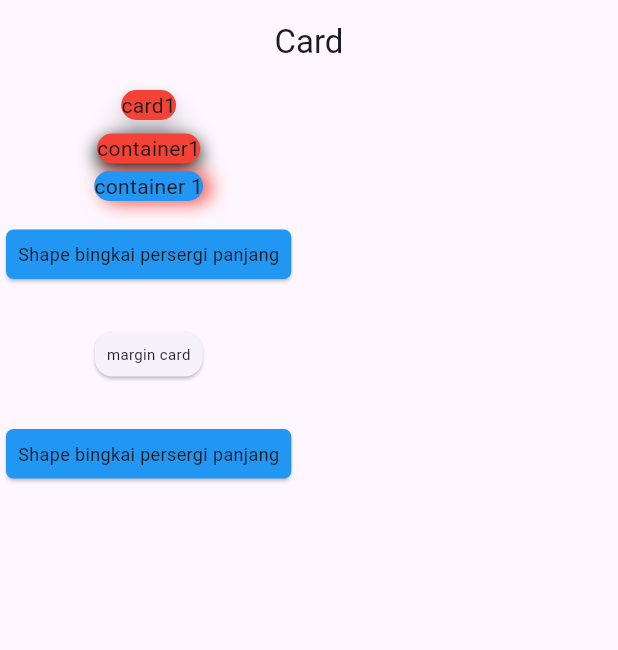
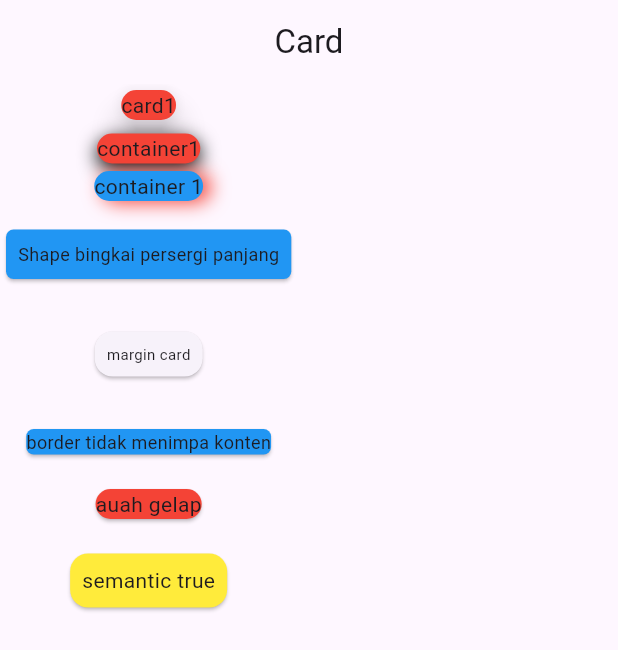
Before and after one commit to DandiTaufiq1402/latihan_card, a Flutter app: the screen it shows after launch, on a phone screen of 412 x 824 dp. Shown: the top 650 px of the screen. Run offline on Flutter 3.47's test engine with Material 3 defaults, Android fonts, the light colour scheme and no system bars.

Commit message:
menambahkan semantic

```diff
--- a/lib/pages/latihan_card.dart
+++ b/lib/pages/latihan_card.dart
@@ -75,12 +75,25 @@ class MyCard extends StatelessWidget {
                 borderRadius: BorderRadius.circular(5),
               ),
               borderOnForeground: true,
+              child: Text(
+                "border tidak menimpa konten",
+                style: TextStyle(fontSize: 12.0),
+              ),
+            ),
+            SizedBox(height: 15),
+            Card(
+              color: Colors.red,
+              semanticContainer: true,
+              clipBehavior: Clip.antiAlias,
+              child: Text("auah gelap", style: TextStyle(fontSize: 14)),
+            ),
+            SizedBox(height: 15),
+            Card(
+              color: Colors.yellow,
+              semanticContainer: true,
               child: Padding(
                 padding: const EdgeInsets.all(8.0),
-                child: Text(
-                  "Shape bingkai persergi panjang",
-                  style: TextStyle(fontSize: 12.0),
-                ),
+                child: Text("semantic true", style: TextStyle(fontSize: 14.0)),
               ),
             ),
           ],
```
